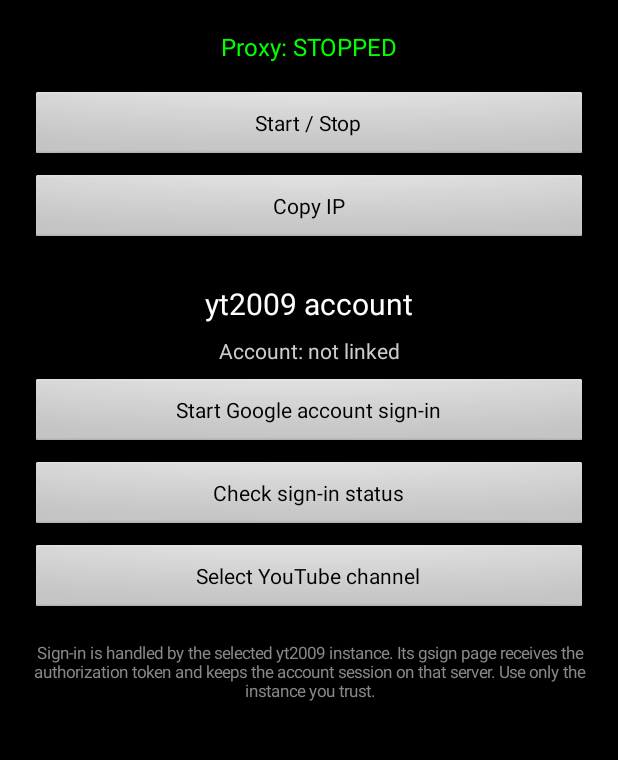
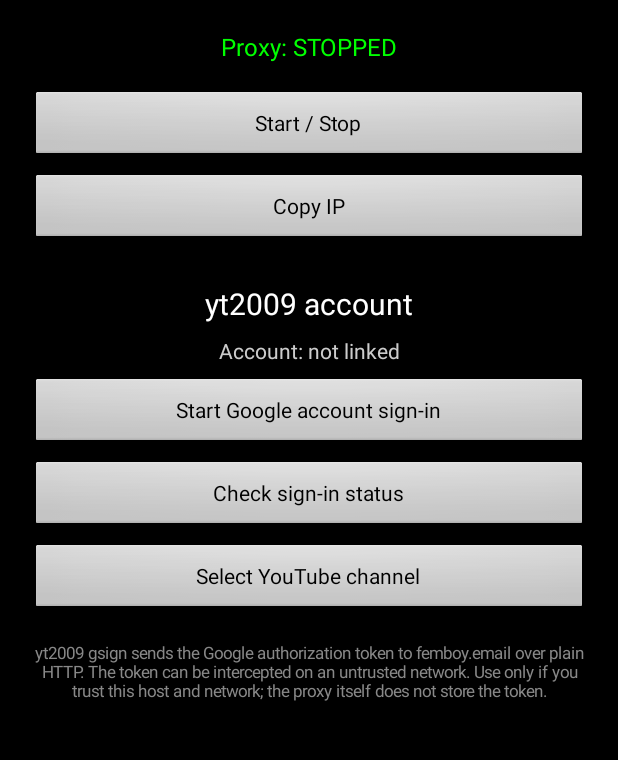
Before and after one commit to daviskas67/ytlegacy-proxy, an Android app: the screen it shows after launch (MainActivity), on a phone screen of 412 x 824 dp, the part 91-851 px from its top. Run offline under Robolectric (Android 15) with nearby library versions, the phone set to English and light mode, and no system bars.

Commit message:
Show plain HTTP warning in account sign-in screen

```diff
--- a/ytlegacy-android/app/src/main/java/com/ytlegacy/proxy/MainActivity.java
+++ b/ytlegacy-android/app/src/main/java/com/ytlegacy/proxy/MainActivity.java
@@ -144,7 +144,7 @@ public class MainActivity extends Activity {
         addButton(layout, pickerButton, density);
 
         TextView privacy = new TextView(this);
-        privacy.setText("Sign-in is handled by the selected yt2009 instance. Its gsign page receives the authorization token and keeps the account session on that server. Use only the instance you trust.");
+        privacy.setText("yt2009 gsign sends the Google authorization token to femboy.email over plain HTTP. The token can be intercepted on an untrusted network. Use only if you trust this host and network; the proxy itself does not store the token.");
         privacy.setTextColor(Color.GRAY);
         privacy.setTextSize(11);
         privacy.setGravity(Gravity.CENTER);
```
